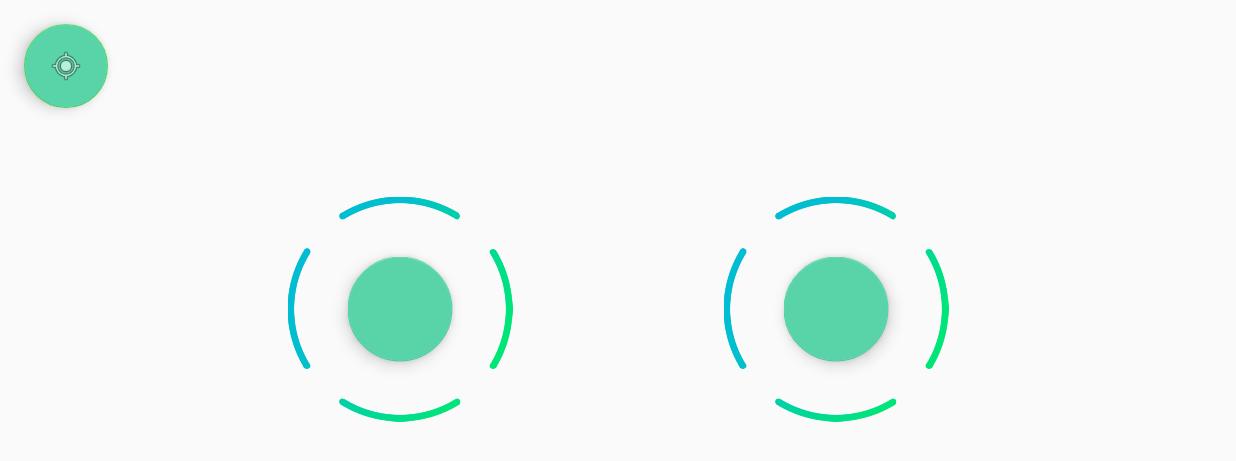
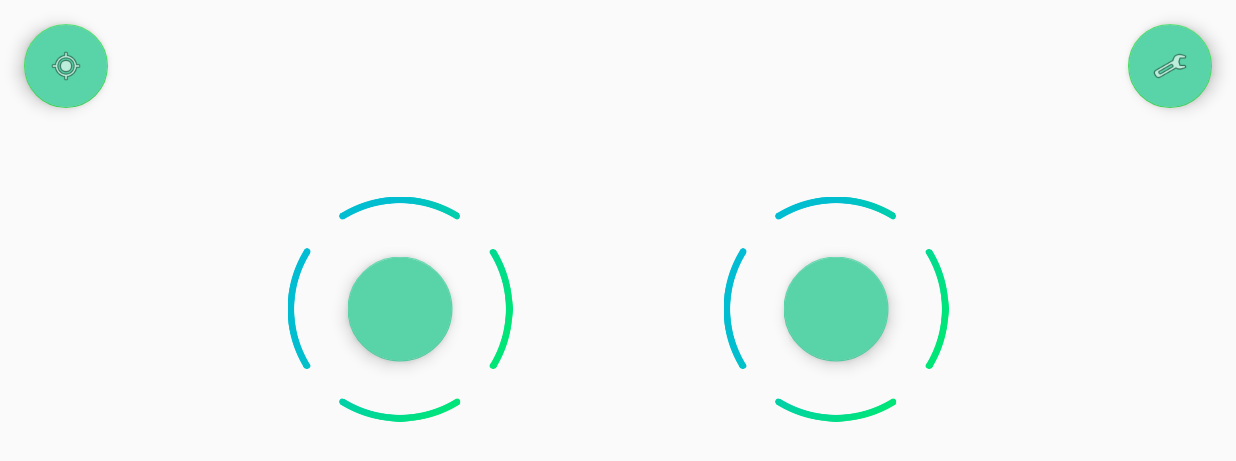
Before and after one commit to UniA19/Controller, an Android app: the screen it shows after launch (ControllerActivity), after a tap on "Calibrate and Start", on a phone screen of 824 x 412 dp (held sideways). Shown: the top 461 px of the screen. Run offline under Robolectric (Android 15) with nearby library versions, the phone set to English and light mode, and no system bars.

Commit message:
added settings

```diff
--- a/app/src/main/AndroidManifest.xml
+++ b/app/src/main/AndroidManifest.xml
@@ -16,6 +16,10 @@
             android:screenOrientation="landscape"
             android:parentActivityName=".MainActivity" />
         <activity
+            android:name=".PreferencesActivity"
+            android:screenOrientation="landscape"
+            android:parentActivityName=".MainActivity" />
+        <activity
             android:name=".MainActivity"
             android:configChanges="orientation|keyboardHidden"
             android:label="@string/app_name"
--- a/app/src/main/java/diy/esp8266/controller/Connection.java
+++ b/app/src/main/java/diy/esp8266/controller/Connection.java
@@ -1,6 +1,7 @@
 package diy.esp8266.controller;
 
 import android.annotation.SuppressLint;
+import android.content.SharedPreferences;
 import android.util.Log;
 
 import java.io.OutputStream;
@@ -8,11 +9,13 @@ import java.io.PrintWriter;
 import java.net.InetAddress;
 import java.net.Socket;
 
+import static diy.esp8266.controller.Globals.DEF_IP;
+import static diy.esp8266.controller.Globals.DEF_PORT;
+import static diy.esp8266.controller.Globals.PREFS_IP;
+import static diy.esp8266.controller.Globals.PREFS_PORT;
+
 class Connection
 {
-    private static final String HOSTIP = "192.168.4.1";
-    private static final int PORT = 100;
-
     private static int leftX = 0, leftY = 0, rightX = 0, rightY = 0;
 
     private static final int coolDown = 150;
@@ -26,20 +29,20 @@ class Connection
 
     private static boolean wasStarted = false;
 
-    static void start()
+    static void start(final SharedPreferences globals)
     {
         if (!wasStarted) {
             wasStarted = true;
-            connect();
+            connect(globals);
             Thread thread = new Thread(new Runnable() {
                 @Override
                 public void run() {
                     int i = 0;
                     while (true) {
-                        checkConnection();
+                        checkConnection(globals);
                         boolean dontTimeOut = i * coolDown > 1000;//send every second (not exact)
                         if (updated || dontTimeOut) {
-                            send("<" + format(leftX) + "|" + format(leftY) + "|" + format(rightX) + "|" + format(rightY) + ">");
+                            send("<" + format(leftX) + "|" + format(leftY) + "|" + format(rightX) + "|" + format(rightY) + ">", globals);
                             updated = false;
                             i = 0;
                         }
@@ -52,10 +55,10 @@ class Connection
         }
     }
 
-    private static void checkConnection()
+    private static void checkConnection(SharedPreferences globals)
     {
         try {
-            InetAddress address = InetAddress.getByName(HOSTIP);
+            InetAddress address = InetAddress.getByName(globals.getString(PREFS_IP, DEF_IP));
             connencted = connencted && socket.isConnected() && address.isReachable(100);
         } catch (Exception ex) {
             connencted = false;
@@ -83,24 +86,25 @@ class Connection
     {
         Log.d("Input:", "<" + format(leftX) + "|" + format(leftY) + "|" + format(rightX) + "|" + format(rightY) + ">");
     }
-    private static void connect()
+
+    private static void connect(final SharedPreferences globals)
     {
-        checkConnection();
+        checkConnection(globals);
         if (!connencted) {
             Thread thread = new Thread(new Runnable() {
                 @Override
                 public void run() {
                     try {
-                        InetAddress address = InetAddress.getByName(HOSTIP);
+                        InetAddress address = InetAddress.getByName(globals.getString(PREFS_IP, DEF_IP));
                         if (address.isReachable(100)) {
                             if (output != null) output.close();
                             if (out != null) out.close();
                             if (socket != null) socket.close();
-                            socket = new Socket(HOSTIP, PORT);
+                            socket = new Socket(globals.getString(PREFS_IP, DEF_IP), globals.getInt(PREFS_PORT, DEF_PORT));
                             out = socket.getOutputStream();
                             output = new PrintWriter(out);
                             connencted = true;
-                            checkConnection();
+                            checkConnection(globals);
                         }
                     } catch (Exception e) {
                         System.out.println("------------------------------------------------------------------------------------------------------------------");
@@ -116,7 +120,7 @@ class Connection
         }
     }
 
-    private static void send(final String data)
+    private static void send(final String data, SharedPreferences globals)
     {
         if (connencted) {
             Thread thread = new Thread(new Runnable() {
@@ -129,13 +133,13 @@ class Connection
             });
             thread.start();
         } else {
-            connect();
+            connect(globals);
         }
     }
 
-    static void sendCalibrate()
+    static void sendCalibrate(SharedPreferences globals)
     {
-        send("<*cal>");
+        send("<*cal>", globals);
     }
 
     @SuppressLint("DefaultLocale")
--- a/app/src/main/java/diy/esp8266/controller/ControllerActivity.java
+++ b/app/src/main/java/diy/esp8266/controller/ControllerActivity.java
@@ -13,10 +13,10 @@ import androidx.appcompat.app.AppCompatActivity;
 
 import com.google.android.material.floatingactionbutton.FloatingActionButton;
 
-import static diy.esp8266.controller.MainActivity.IS_DARK;
-import static diy.esp8266.controller.MainActivity.IS_DEBUG;
-import static diy.esp8266.controller.MainActivity.IS_GAMEPAD;
-import static diy.esp8266.controller.MainActivity.PREFS_GLOBALS;
+import static diy.esp8266.controller.Globals.IS_DARK;
+import static diy.esp8266.controller.Globals.IS_DEBUG;
+import static diy.esp8266.controller.Globals.IS_GAMEPAD;
+import static diy.esp8266.controller.Globals.PREFS_GLOBALS;
 
 public class ControllerActivity extends AppCompatActivity
 {
@@ -40,6 +40,14 @@ public class ControllerActivity extends AppCompatActivity
             @Override
             public void onClick(View v) {
                 toCalibration();
+            }
+        });
+
+        FloatingActionButton preferences = findViewById(R.id.preferences);
+        preferences.setOnClickListener(new View.OnClickListener() {
+            @Override
+            public void onClick(View v) {
+                toPreferences();
             }
         });
     }
@@ -97,4 +105,10 @@ public class ControllerActivity extends AppCompatActivity
         startActivity(intent);
     }
 
+    private void toPreferences()
+    {
+        Intent intent = new Intent(this, PreferencesActivity.class);
+        startActivity(intent);
+    }
+
 }
--- a/app/src/main/java/diy/esp8266/controller/MainActivity.java
+++ b/app/src/main/java/diy/esp8266/controller/MainActivity.java
@@ -12,14 +12,12 @@ import android.widget.Switch;
 
 import androidx.appcompat.app.AppCompatActivity;
 
+import static diy.esp8266.controller.Globals.IS_DARK;
+import static diy.esp8266.controller.Globals.IS_DEBUG;
+import static diy.esp8266.controller.Globals.IS_GAMEPAD;
+import static diy.esp8266.controller.Globals.PREFS_GLOBALS;
 public class MainActivity extends AppCompatActivity
 {
-
-    public static final String PREFS_GLOBALS = "prefsGlobals";
-    public static final String IS_GAMEPAD = "isGamepad";
-    public static final String IS_DARK = "isDark";
-    public static final String IS_DEBUG = "isDebug";
-
     SharedPreferences globals;
     SharedPreferences.Editor editor;
 
@@ -75,7 +73,7 @@ public class MainActivity extends AppCompatActivity
         calibrationButton.setOnClickListener(new View.OnClickListener() {
             @Override
             public void onClick(View v) {
-                Connection.sendCalibrate();
+                Connection.sendCalibrate(globals);
                 toController();
             }
         });
@@ -88,7 +86,7 @@ public class MainActivity extends AppCompatActivity
     {
         super.onResume();
 
-        Connection.start();
+        Connection.start(globals);
 
         View decorView = getWindow().getDecorView();
         decorView.setSystemUiVisibility(
--- a/app/src/main/res/layout/activity_controller.xml
+++ b/app/src/main/res/layout/activity_controller.xml
@@ -24,4 +24,14 @@
         android:background="@drawable/joystickbase"
         app:srcCompat="@android:drawable/ic_menu_mylocation" />
 
+    <com.google.android.material.floatingactionbutton.FloatingActionButton
+        android:id="@+id/preferences"
+        android:layout_width="wrap_content"
+        android:layout_height="wrap_content"
+        android:layout_gravity="top|end"
+        android:layout_margin="@dimen/fab_margin"
+        android:background="@drawable/joystickbase"
+        android:backgroundTint="@color/colorPrimary"
+        app:srcCompat="@android:drawable/ic_menu_preferences" />
+
 </androidx.coordinatorlayout.widget.CoordinatorLayout>
--- a/app/src/main/res/layout/activity_main.xml
+++ b/app/src/main/res/layout/activity_main.xml
@@ -133,10 +133,10 @@
             android:layout_marginTop="36dp"
             android:paddingLeft="20dp"
             android:paddingRight="20dp"
-            android:text="Calibrate and Start"
-            android:textColor="@color/colorBackgroundLight"
+            android:text="@string/main_button_calibrate"
             android:textAllCaps="false"
             android:textSize="18dp"
+            android:textColor="@color/colorBackgroundLight"
             android:background="@drawable/calibration_button"
             android:elevation="100dp" />
 
--- a/app/src/main/res/values/strings.xml
+++ b/app/src/main/res/values/strings.xml
@@ -31,4 +31,8 @@
     <string name="main_switch_darkmode">Use Darkmode</string>
     <string name="main_switch_debugmode">Start in Debug-Mode</string>
     <string name="main_switch_gamepadmode">Use Gamepad Input</string>
+    <string name="main_button_calibrate">Calibrate and Start</string>
+    <string name="preferences_ip">IP</string>
+    <string name="preferences_port">Port</string>
+    <string name="preferences_back">back</string>
 </resources>
```
Also changed, not shown: app/src/main/java/diy/esp8266/controller/Globals.java (added, +14 -0 lines), app/src/main/java/diy/esp8266/controller/PreferencesActivity.java (added, +106 -0 lines), app/src/main/res/layout/activity_preferences.xml (added, +101 -0 lines).
